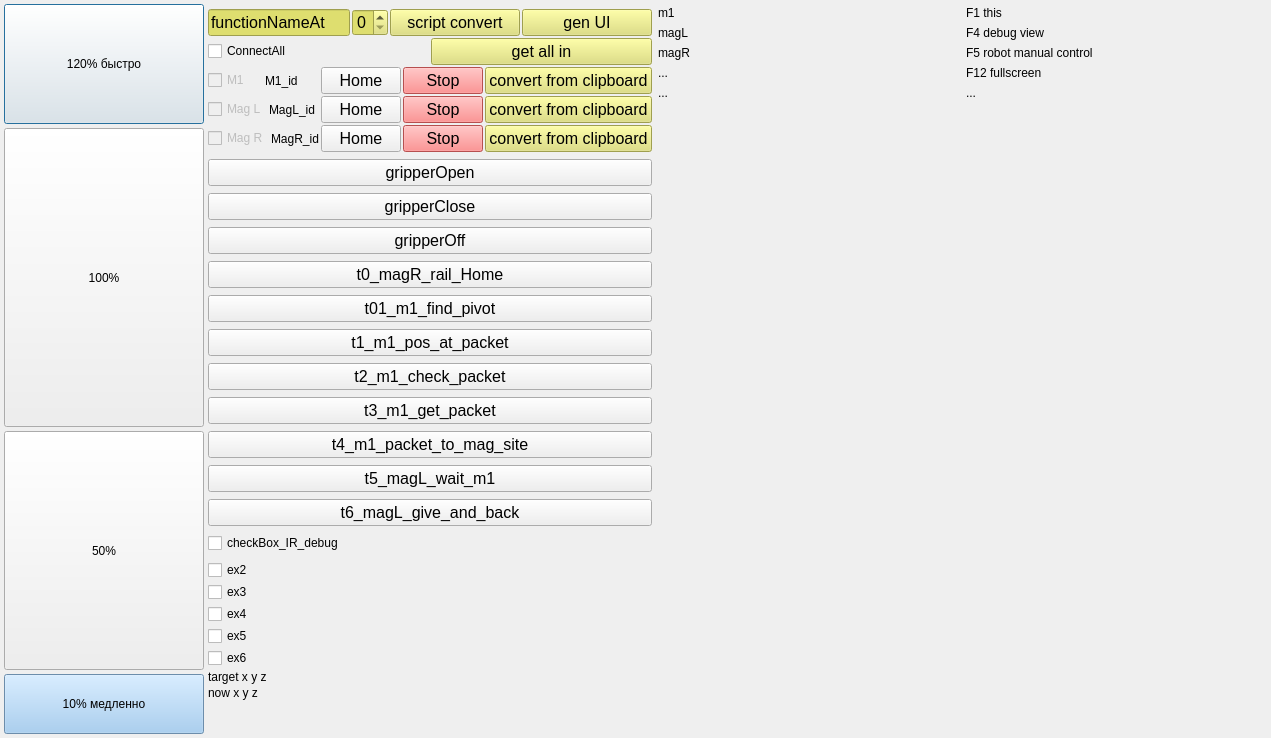
This is dispenser_gift_py/main.ui in pavel-b-kr12/DoBot_multicontroll as Qt 5 draws it before an edit. The edited form follows.
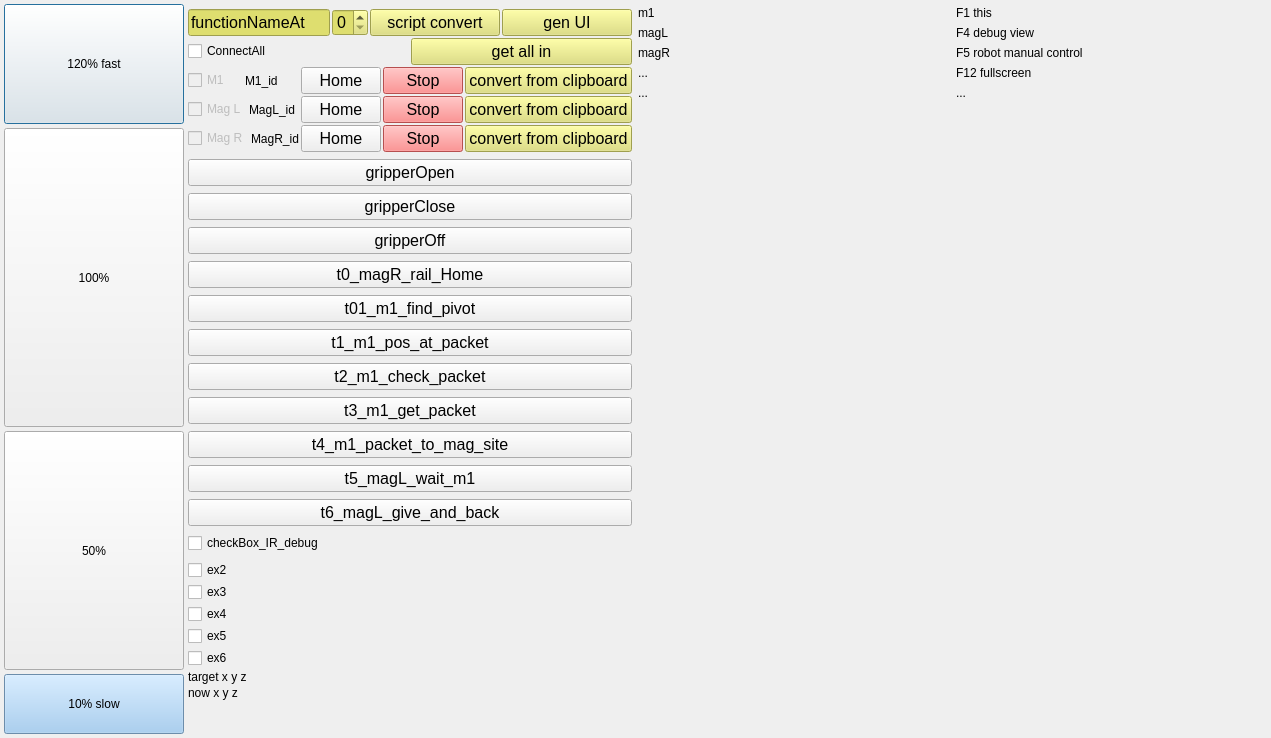
This is the edited form.

What changed in the file:
```diff
--- a/dispenser_gift_py/main.ui
+++ b/dispenser_gift_py/main.ui
@@ -36,7 +36,7 @@
     <widget class="QWidget" name="widget_fill" native="true">
      <property name="maximumSize">
       <size>
-       <width>200</width>
+       <width>180</width>
        <height>16777215</height>
       </size>
      </property>
@@ -83,7 +83,7 @@
          <cursorShape>PointingHandCursor</cursorShape>
         </property>
         <property name="text">
-         <string>120% быстро</string>
+         <string>120% fast</string>
         </property>
        </widget>
       </item>
@@ -591,7 +591,7 @@
          <cursorShape>PointingHandCursor</cursorShape>
         </property>
         <property name="text">
-         <string>10% медленно</string>
+         <string>10% slow</string>
         </property>
        </widget>
       </item>
```
Left out of the diff: 2 changed lines with no effect on the pictures.
